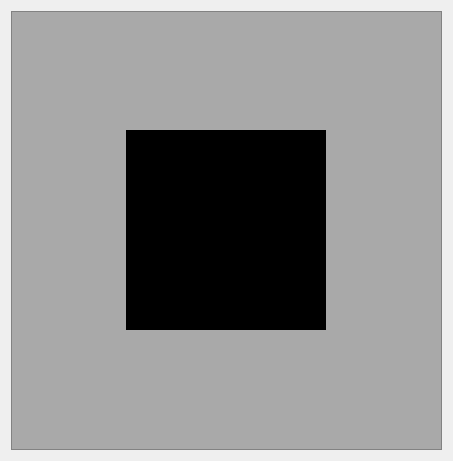
Old version of the form editor_app/sprite.ui in the repository danielmeinert/objectcreator.
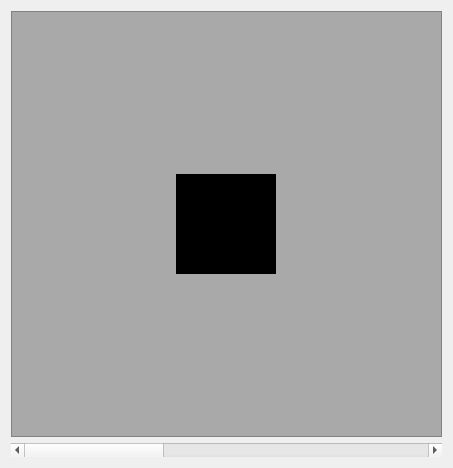
New version of the form.

Commit message: reworked zoom

Diff of the .ui file:
```diff
--- a/editor_app/sprite.ui
+++ b/editor_app/sprite.ui
@@ -7,32 +7,53 @@
     <x>0</x>
     <y>0</y>
     <width>453</width>
-    <height>461</height>
+    <height>468</height>
    </rect>
   </property>
   <property name="windowTitle">
    <string>Form</string>
   </property>
-  <layout class="QVBoxLayout" name="verticalLayout">
-   <item>
-    <widget class="QScrollArea" name="scrollArea">
+  <layout class="QGridLayout" name="gridLayout">
+   <item row="0" column="0">
+    <widget class="QScrollArea" name="scroll_area">
+     <property name="sizePolicy">
+      <sizepolicy hsizetype="Expanding" vsizetype="Expanding">
+       <horstretch>0</horstretch>
+       <verstretch>0</verstretch>
+      </sizepolicy>
+     </property>
      <property name="styleSheet">
       <string notr="true">background-color: darkgrey;</string>
      </property>
+     <property name="sizeAdjustPolicy">
+      <enum>QAbstractScrollArea::AdjustIgnored</enum>
+     </property>
      <property name="widgetResizable">
       <bool>true</bool>
      </property>
-     <widget class="QWidget" name="scrollAreaWidgetContents">
+     <property name="alignment">
+      <set>Qt::AlignCenter</set>
+     </property>
+     <widget class="QWidget" name="scroll_area_content">
       <property name="geometry">
        <rect>
-        <x>0</x>
-        <y>0</y>
-        <width>433</width>
-        <height>441</height>
+        <x>157</x>
+        <y>153</y>
+        <width>118</width>
+        <height>118</height>
        </rect>
       </property>
+      <property name="sizePolicy">
+       <sizepolicy hsizetype="Fixed" vsizetype="Fixed">
+        <horstretch>0</horstretch>
+        <verstretch>0</verstretch>
+       </sizepolicy>
+      </property>
       <layout class="QGridLayout" name="gridLayout_2">
-       <item row="0" column="0">
+       <property name="sizeConstraint">
+        <enum>QLayout::SetDefaultConstraint</enum>
+       </property>
+       <item row="1" column="0">
         <widget class="QLabel" name="view">
          <property name="sizePolicy">
           <sizepolicy hsizetype="Fixed" vsizetype="Fixed">
@@ -42,8 +63,14 @@
          </property>
          <property name="minimumSize">
           <size>
-           <width>200</width>
-           <height>200</height>
+           <width>100</width>
+           <height>100</height>
+          </size>
+         </property>
+         <property name="baseSize">
+          <size>
+           <width>0</width>
+           <height>0</height>
           </size>
          </property>
          <property name="styleSheet">
@@ -61,6 +88,28 @@
      </widget>
     </widget>
    </item>
+   <item row="1" column="0">
+    <widget class="QScrollBar" name="slider_zoom">
+     <property name="focusPolicy">
+      <enum>Qt::NoFocus</enum>
+     </property>
+     <property name="contextMenuPolicy">
+      <enum>Qt::DefaultContextMenu</enum>
+     </property>
+     <property name="minimum">
+      <number>1</number>
+     </property>
+     <property name="maximum">
+      <number>20</number>
+     </property>
+     <property name="orientation">
+      <enum>Qt::Horizontal</enum>
+     </property>
+     <property name="invertedAppearance">
+      <bool>false</bool>
+     </property>
+    </widget>
+   </item>
   </layout>
  </widget>
  <resources/>
```
The commit also changes 4 other files.
